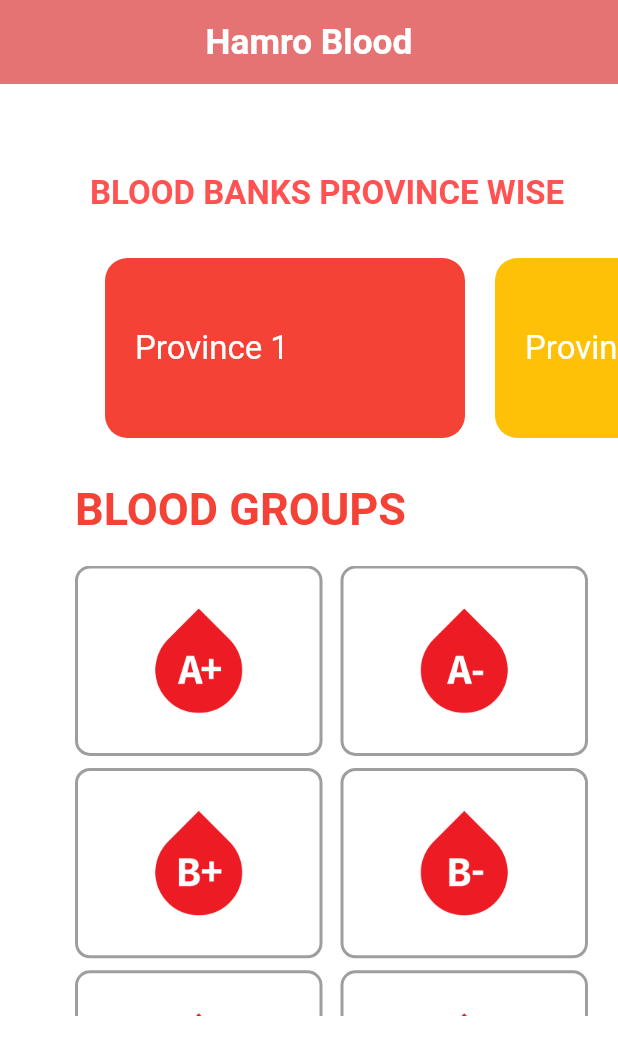
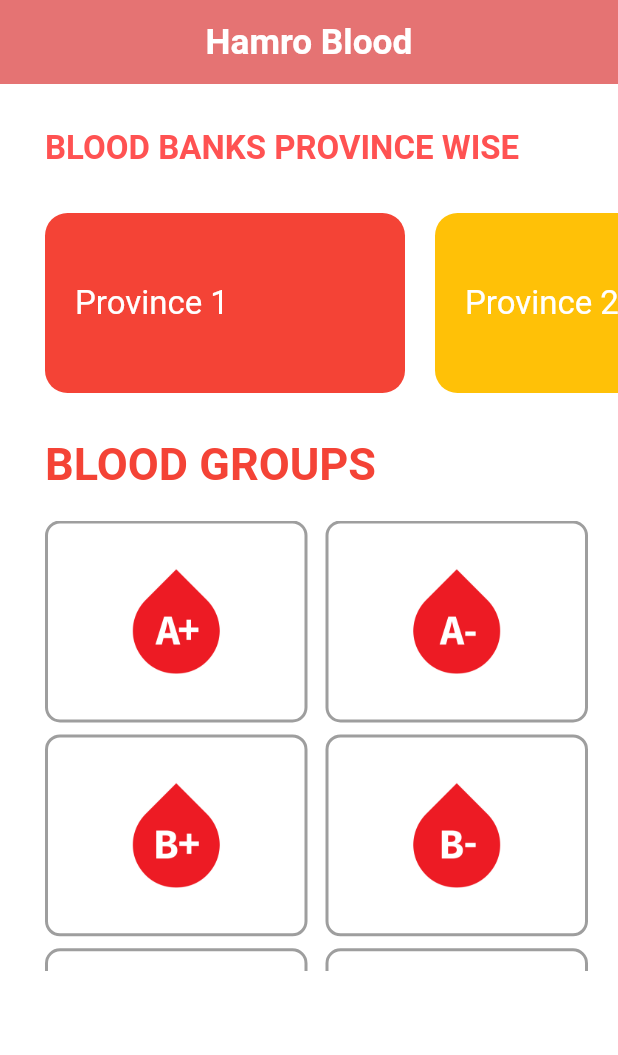
Before and after one commit to aregmi450/blood, a Flutter app: the screen it shows after launch, on a phone screen of 412 x 824 dp. Shown: the top 1055 px of the screen. Run offline on Flutter 3.47's test engine with Material 2 defaults, Android fonts, the phone set to English and light mode, and no system bars.

Commit message:
home change

```diff
--- a/lib/homescreen.dart
+++ b/lib/homescreen.dart
@@ -78,10 +78,10 @@ class HomeScreen extends StatelessWidget {
           ),
         ),
         child: ListView(
-          padding: EdgeInsets.only(left: 30, top: 30),
+          padding: EdgeInsets.only(left: 10, top: 10),
           children: [
             Padding(
-              padding: const EdgeInsets.only(top: 30, left: 30),
+              padding: const EdgeInsets.only(top: 20, left: 20),
               child: Text(
                 'BLOOD BANKS PROVINCE WISE',
                 style: TextStyle(
@@ -95,7 +95,7 @@ class HomeScreen extends StatelessWidget {
               scrollDirection: Axis.horizontal,
               child: Padding(
                 padding: EdgeInsets.only(
-                  left: 30,
+                  left: 10,
                   top: 30,
                 ),
                 child: Row(
```
